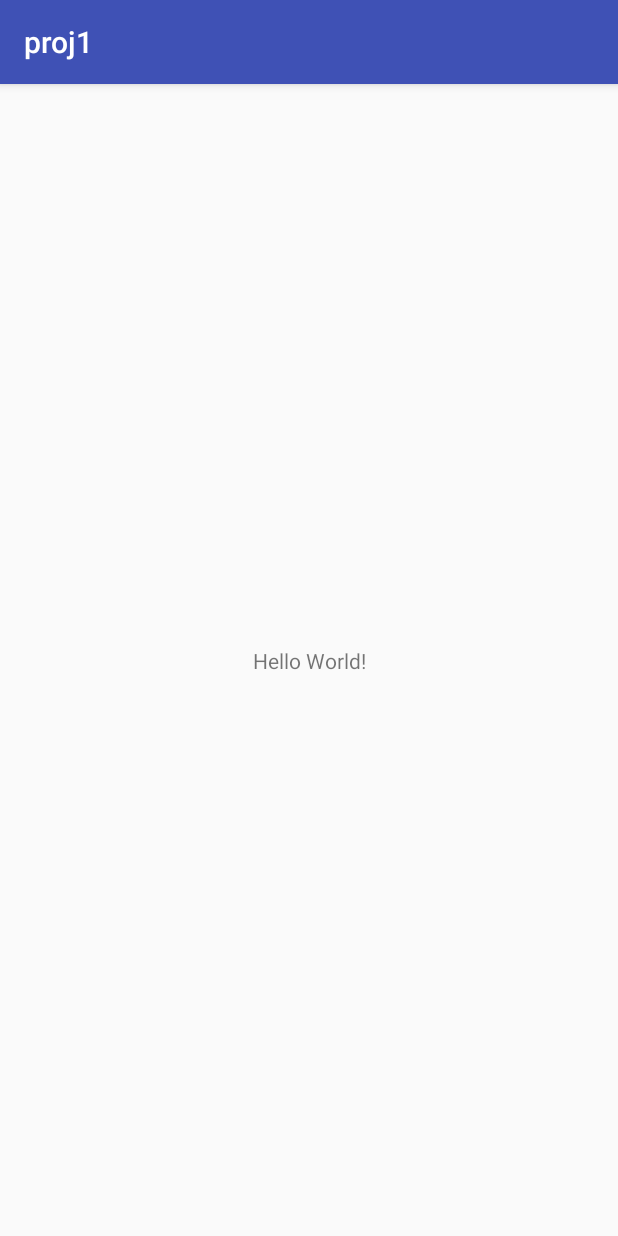
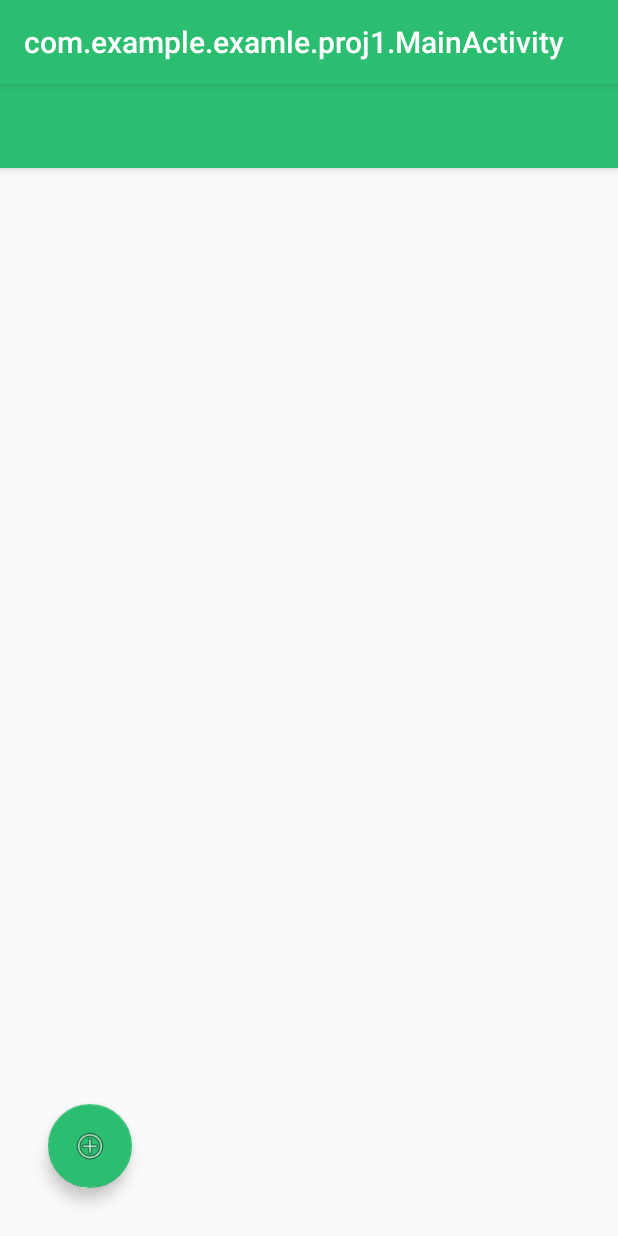
Before and after one commit to horpog/proj1, an Android app: the screen it shows after launch (MainActivity), on a phone screen of 412 x 824 dp. Run offline under Robolectric (Android 15) with nearby library versions, the phone set to English and light mode, and no system bars.

Commit message:
first page

```diff
--- a/app/build.gradle
+++ b/app/build.gradle
@@ -19,10 +19,14 @@ android {
 }
 
 dependencies {
-    implementation fileTree(dir: 'libs', include: ['*.jar'])
+    implementation fileTree(include: ['*.jar'], dir: 'libs')
     implementation 'com.android.support:appcompat-v7:26.1.0'
     implementation 'com.android.support.constraint:constraint-layout:1.0.2'
     testImplementation 'junit:junit:4.12'
     androidTestImplementation 'com.android.support.test:runner:1.0.1'
     androidTestImplementation 'com.android.support.test.espresso:espresso-core:3.0.1'
+    implementation 'com.android.support:design:26.1.0'
+    implementation 'com.android.support:support-vector-drawable:26.1.0'
+    implementation 'com.android.support:cardview-v7:26.1.0'
+
 }
--- a/app/src/main/AndroidManifest.xml
+++ b/app/src/main/AndroidManifest.xml
@@ -5,7 +5,6 @@
     <application
         android:allowBackup="true"
         android:icon="@mipmap/ic_launcher"
-        android:label="@string/app_name"
         android:roundIcon="@mipmap/ic_launcher_round"
         android:supportsRtl="true"
         android:theme="@style/AppTheme">
--- a/app/src/main/java/com/example/examle/proj1/MainActivity.java
+++ b/app/src/main/java/com/example/examle/proj1/MainActivity.java
@@ -8,6 +8,6 @@ public class MainActivity extends AppCompatActivity {
     @Override
     protected void onCreate(Bundle savedInstanceState) {
         super.onCreate(savedInstanceState);
-        setContentView(R.layout.activity_main);
+        setContentView(R.layout.main_activity);
     }
 }
--- a/app/src/main/res/layout/activity_main.xml
+++ /dev/null
@@ -1,18 +0,0 @@
-<?xml version="1.0" encoding="utf-8"?>
-<android.support.constraint.ConstraintLayout xmlns:android="http://schemas.android.com/apk/res/android"
-    xmlns:app="http://schemas.android.com/apk/res-auto"
-    xmlns:tools="http://schemas.android.com/tools"
-    android:layout_width="match_parent"
-    android:layout_height="match_parent"
-    tools:context=".MainActivity">
-
-    <TextView
-        android:layout_width="wrap_content"
-        android:layout_height="wrap_content"
-        android:text="Hello World!"
-        app:layout_constraintBottom_toBottomOf="parent"
-        app:layout_constraintLeft_toLeftOf="parent"
-        app:layout_constraintRight_toRightOf="parent"
-        app:layout_constraintTop_toTopOf="parent" />
-
-</android.support.constraint.ConstraintLayout>
--- /dev/null
+++ b/app/src/main/res/layout/main_activity.xml
@@ -0,0 +1,57 @@
+<?xml version="1.0" encoding="utf-8"?>
+<android.support.v4.widget.DrawerLayout xmlns:android="http://schemas.android.com/apk/res/android"
+    xmlns:app="http://schemas.android.com/apk/res-auto"
+    xmlns:tools="http://schemas.android.com/tools"
+    android:id="@+id/drawer_layout"
+    android:layout_width="match_parent"
+    android:layout_height="match_parent"
+    android:layoutDirection="rtl">
+
+    <android.support.design.widget.CoordinatorLayout
+        android:layout_width="match_parent"
+        android:layout_height="match_parent"
+        tools:context=".MainActivity">
+
+
+        <android.support.design.widget.FloatingActionButton
+            android:layout_width="match_parent"
+            android:layout_height="wrap_content"
+            android:layout_gravity="bottom|end"
+            android:layout_margin="32dp"
+            android:layout_weight="1"
+            android:clickable="true"
+            android:src="@android:drawable/ic_menu_add"
+            app:backgroundTint="@color/colorPrimary" />
+
+        <android.support.design.widget.AppBarLayout
+            android:layout_width="match_parent"
+            android:layout_height="wrap_content">
+
+            <android.support.v7.widget.Toolbar
+                android:id="@+id/toolbar"
+                android:layout_width="match_parent"
+                android:layout_height="?attr/actionBarSize"
+                android:layout_weight="1"
+                android:background="@color/colorPrimary"
+                app:layout_scrollFlags="scroll|enterAlways" />
+
+            <android.support.v7.widget.RecyclerView
+                android:layout_width="match_parent"
+                android:layout_height="wrap_content"
+                tools:listitem="@layout/event_liset_item">
+
+            </android.support.v7.widget.RecyclerView>
+
+
+        </android.support.design.widget.AppBarLayout>
+    </android.support.design.widget.CoordinatorLayout>
+
+
+    <android.support.design.widget.NavigationView
+        android:id="@+id/navigation_view"
+        android:layout_width="280dp"
+        android:layout_height="match_parent"
+        android:layout_gravity="start"
+        app:menu="@menu/navigation">
+    </android.support.design.widget.NavigationView>
+</android.support.v4.widget.DrawerLayout>
--- /dev/null
+++ b/app/src/main/res/menu/navigation.xml
@@ -0,0 +1,22 @@
+<?xml version="1.0" encoding="utf-8"?>
+<menu xmlns:android="http://schemas.android.com/apk/res/android">
+
+    <item
+        android:id="@+id/contact_list"
+        android:title="لیست مخاطبین" />
+
+    <item
+        android:id="@+id/sort"
+        android:title="مرتب سازی" />
+
+    <item
+        android:id="@+id/filter"
+        android:title="فیلتر" />
+    <item
+        android:id="@+id/contact_us"
+        android:title="تماس با ما" />
+    <item
+        android:id="@+id/about_us"
+        android:title="درباره ما" />
+
+</menu>
--- a/app/src/main/res/values/colors.xml
+++ b/app/src/main/res/values/colors.xml
@@ -1,6 +1,6 @@
 <?xml version="1.0" encoding="utf-8"?>
 <resources>
-    <color name="colorPrimary">#3F51B5</color>
-    <color name="colorPrimaryDark">#303F9F</color>
-    <color name="colorAccent">#FF4081</color>
+    <color name="colorPrimary">#2cbe70</color>
+    <color name="colorPrimaryDark">#0b632e</color>
+    <color name="colorAccent">#595959</color>
 </resources>
--- /dev/null
+++ b/app/src/main/res/values/dimens.xml
@@ -0,0 +1,4 @@
+<?xml version="1.0" encoding="utf-8"?>
+<resources>
+    <dimen name="standard_margin">16dp</dimen>
+</resources>
```
Also changed, not shown: app/src/main/java/com/example/examle/proj1/Domain/Event.java (added, +80 -0 lines), app/src/main/java/com/example/examle/proj1/EventListRecyclerAdapter.java (added, +58 -0 lines), app/src/main/res/layout/event_liset_item.xml (added, +82 -0 lines).
